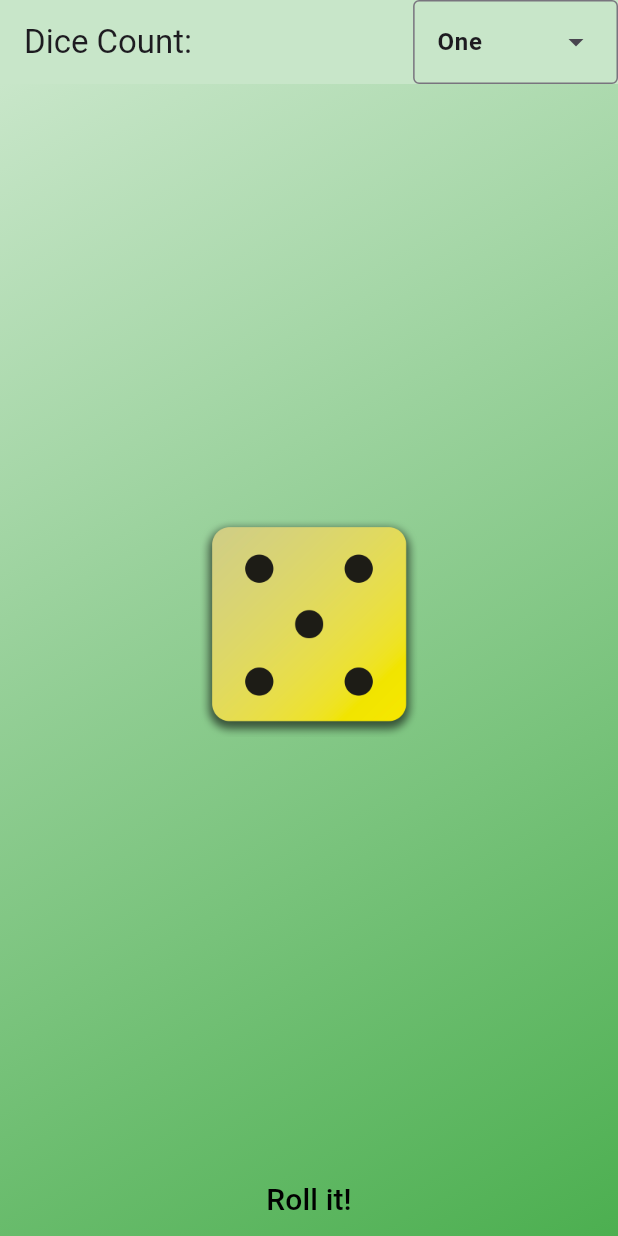
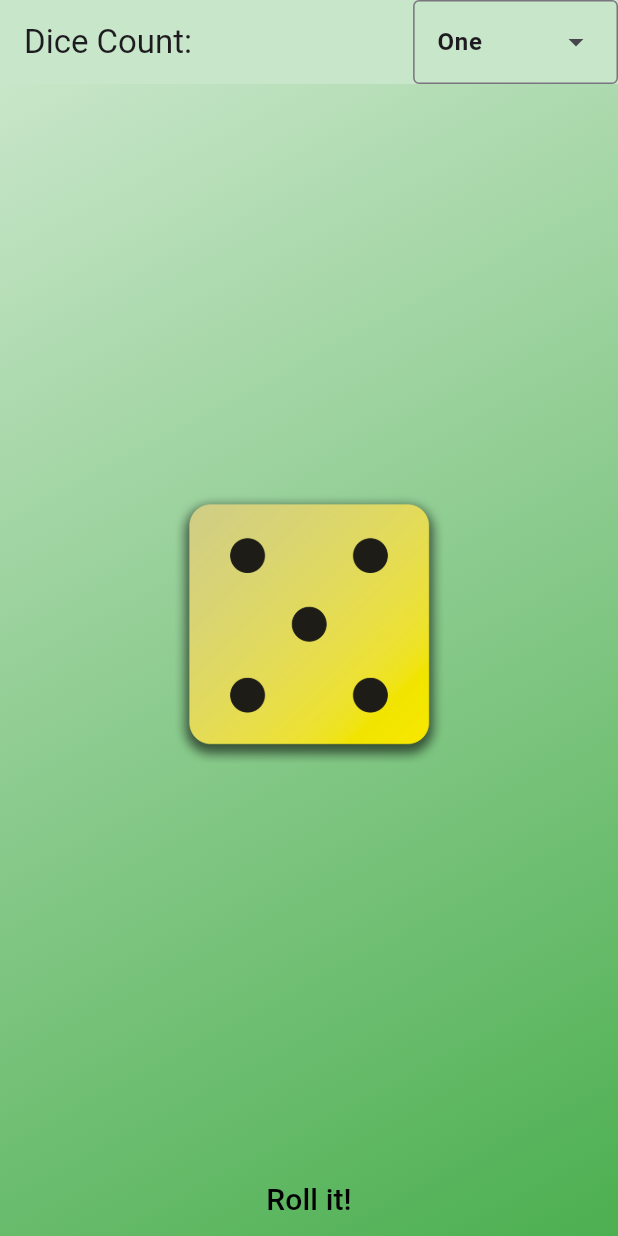
Before and after one commit to ECMessina/roll_it, a Flutter app: the screen it shows after launch, on a phone screen of 412 x 824 dp. Run offline on Flutter 3.47's test engine with Material 3 defaults, Android fonts, the phone set to English and light mode, and no system bars; our stand-ins replace audioplayers, flutter_riverpod, shared_preferences.

Commit message:
Used MediaQuery to accomodate image sizing based off of user screensize

```diff
--- a/lib/roll_content.dart
+++ b/lib/roll_content.dart
@@ -50,6 +50,8 @@ class _RollContentState extends ConsumerState<RollContent> {
 
   @override
   Widget build(BuildContext context) {
+    double screenWidth = MediaQuery.of(context).size.width * 0.45;
+
     final count = ref.watch(diceCountProvider) + 1;
 
     return Column(
@@ -63,8 +65,7 @@ class _RollContentState extends ConsumerState<RollContent> {
                 count,
                 (index) => Image.asset(
                   'assets/images/dice-${currentRolls[index]}.png',
-                  height: 150,
-                  width: 150,
+                  width: screenWidth,
                 ),
               ),
             ),
```
